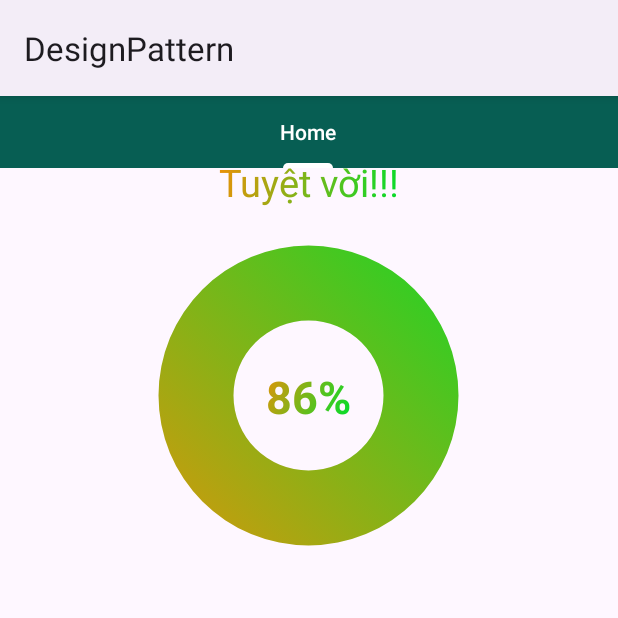
After one commit to hatezero014/DA_DesignPatternApp, an Android app: the fragment HomeFragment placed in its activity, on a phone screen of 412 x 824 dp, the top half of it. The commit adds this screen. Run offline under Robolectric (Android 15) with nearby library versions, the phone set to English and light mode, and no system bars; Roboto replaces fonts that are not available here; 1 statement that could not run was skipped.

Commit message:
Update Home

```diff
--- a/app/build.gradle.kts
+++ b/app/build.gradle.kts
@@ -33,7 +33,7 @@ android {
 }
 
 dependencies {
-
+    var fragment_version = "1.6.1"
     implementation(libs.appcompat)
     implementation(libs.material)
     implementation(libs.activity)
@@ -42,4 +42,5 @@ dependencies {
     androidTestImplementation(libs.ext.junit)
     androidTestImplementation(libs.espresso.core)
     implementation("com.google.android.material:material:1.11.0")
+    implementation("androidx.fragment:fragment:$fragment_version")
 }
--- a/app/src/main/AndroidManifest.xml
+++ b/app/src/main/AndroidManifest.xml
@@ -3,7 +3,6 @@
     xmlns:tools="http://schemas.android.com/tools">
 
     <uses-permission android:name="android.permission.WRITE_EXTERNAL_STORAGE" />
-
 
     <application
         android:allowBackup="true"
@@ -16,15 +15,14 @@
         android:theme="@style/Theme.DesignPattern"
         tools:targetApi="31">
         <activity
+            android:name=".ActivityTest"
+            android:exported="true" />
+        <activity
             android:name=".ChangFontStype"
-
             android:exported="true" />
         <activity
             android:name=".ShowDesignPatternInfoActivity"
             android:exported="true" />
-        <activity
-            android:name=".ShowDesignPatternInfoActivity"
-            android:exported="true"/>
         <activity
             android:name=".ShowCodeActivity"
             android:exported="true" />
@@ -60,8 +58,8 @@
         </activity>
 
         <provider
+            android:name="androidx.core.content.FileProvider"
             android:authorities="com.example.designpattern.Share.fileprovider"
-            android:name="androidx.core.content.FileProvider"
             android:exported="false"
             android:grantUriPermissions="true">
             <meta-data
--- /dev/null
+++ b/app/src/main/java/com/example/designpattern/ActivityTest.java
@@ -0,0 +1,61 @@
+package com.example.designpattern;
+
+import android.os.Bundle;
+import android.widget.FrameLayout;
+
+import androidx.appcompat.app.AppCompatActivity;
+import androidx.core.graphics.Insets;
+import androidx.core.view.ViewCompat;
+import androidx.core.view.WindowInsetsCompat;
+import androidx.fragment.app.Fragment;
+import androidx.fragment.app.FragmentTransaction;
+
+import com.google.android.material.tabs.TabLayout;
+
+public class ActivityTest extends AppCompatActivity {
+
+    FrameLayout frameLayout;
+    TabLayout tabLayout;
+    @Override
+    protected void onCreate(Bundle savedInstanceState) {
+        super.onCreate(savedInstanceState);
+        setContentView(R.layout.activity_test);
+
+        frameLayout = findViewById(R.id.framelayout);
+        tabLayout = findViewById(R.id.tabLayout);
+
+        tabLayout.addOnTabSelectedListener(new TabLayout.OnTabSelectedListener() {
+            @Override
+            public void onTabSelected(TabLayout.Tab tab) {
+                Fragment fragment = null;
+                switch (tab.getPosition()) {
+                    case 0:
+                        fragment = new HomeFragment();
+                        break;
+                }
+                if (fragment != null) {
+                    getSupportFragmentManager().beginTransaction()
+                            .replace(R.id.framelayout, fragment)
+                            .setTransition(FragmentTransaction.TRANSIT_FRAGMENT_OPEN)
+                            .commit();
+                }
+            }
+
+            @Override
+            public void onTabUnselected(TabLayout.Tab tab) {
+
+            }
+
+            @Override
+            public void onTabReselected(TabLayout.Tab tab) {
+
+            }
+        });
+
+        ViewCompat.setOnApplyWindowInsetsListener(findViewById(R.id.main), (v, insets) -> {
+            Insets systemBars = insets.getInsets(WindowInsetsCompat.Type.systemBars());
+            v.setPadding(systemBars.left, systemBars.top, systemBars.right, systemBars.bottom);
+            return insets;
+        });
+    }
+}
--- /dev/null
+++ b/app/src/main/java/com/example/designpattern/HomeFragment.java
@@ -0,0 +1,94 @@
+package com.example.designpattern;
+
+import android.graphics.LinearGradient;
+import android.graphics.Shader;
+import android.os.Bundle;
+
+import androidx.annotation.NonNull;
+import androidx.annotation.Nullable;
+import androidx.fragment.app.Fragment;
+
+import android.view.LayoutInflater;
+import android.view.View;
+import android.view.ViewGroup;
+import android.view.ViewTreeObserver;
+import android.widget.TextView;
+
+/**
+ * A simple {@link Fragment} subclass.
+ * Use the {@link HomeFragment#newInstance} factory method to
+ * create an instance of this fragment.
+ */
+public class HomeFragment extends Fragment {
+
+    // TODO: Rename parameter arguments, choose names that match
+    // the fragment initialization parameters, e.g. ARG_ITEM_NUMBER
+    private static final String ARG_PARAM1 = "param1";
+    private static final String ARG_PARAM2 = "param2";
+
+    // TODO: Rename and change types of parameters
+    private String mParam1;
+    private String mParam2;
+
+    public HomeFragment() {
+        // Required empty public constructor
+    }
+
+    /**
+     * Use this factory method to create a new instance of
+     * this fragment using the provided parameters.
+     *
+     * @param param1 Parameter 1.
+     * @param param2 Parameter 2.
+     * @return A new instance of fragment HomeFragment.
+     */
+    // TODO: Rename and change types and number of parameters
+    public static HomeFragment newInstance(String param1, String param2) {
+        HomeFragment fragment = new HomeFragment();
+        Bundle args = new Bundle();
+        args.putString(ARG_PARAM1, param1);
+        args.putString(ARG_PARAM2, param2);
+        fragment.setArguments(args);
+        return fragment;
+    }
+
+    @Override
+    public void onCreate(Bundle savedInstanceState) {
+        super.onCreate(savedInstanceState);
+        if (getArguments() != null) {
+            mParam1 = getArguments().getString(ARG_PARAM1);
+            mParam2 = getArguments().getString(ARG_PARAM2);
+        }
+    }
+
+    @Override
+    public View onCreateView(LayoutInflater inflater, ViewGroup container,
+                             Bundle savedInstanceState) {
+        // Inflate the layout for this fragment
+        return inflater.inflate(R.layout.fragment_home, container, false);
+    }
+
+    @Override
+    public void onViewCreated(@NonNull View view, @Nullable Bundle savedInstanceState) {
+        super.onViewCreated(view, savedInstanceState);
+
+        final TextView textView1 = view.findViewById(R.id.progress_percent);
+        final TextView textView2 = view.findViewById(R.id.title_id);
+
+        applyGradientToTextView(textView1);
+        applyGradientToTextView(textView2);
+    }
+
+    private void applyGradientToTextView(final TextView textView) {
+        textView.getViewTreeObserver().addOnGlobalLayoutListener(() -> {
+            int width = textView.getWidth();
+            Shader textShader = new LinearGradient(0, 0, width, textView.getTextSize(),
+                    new int[]{
+                            getResources().getColor(R.color.startColor),
+                            getResources().getColor(R.color.endColor),
+                    }, null, Shader.TileMode.CLAMP);
+            textView.getPaint().setShader(textShader);
+            textView.getViewTreeObserver().removeOnGlobalLayoutListener((ViewTreeObserver.OnGlobalLayoutListener) this);
+        });
+    }
+}
--- /dev/null
+++ b/app/src/main/res/drawable/background_gradient.xml
@@ -0,0 +1,11 @@
+<?xml version="1.0" encoding="utf-8"?>
+<selector xmlns:android="http://schemas.android.com/apk/res/android">
+    <item>
+        <shape>
+            <gradient
+                android:startColor="#EC9008"
+                android:endColor="#07DC2A"
+                android:angle="45"/>
+        </shape>
+    </item>
+</selector>
--- /dev/null
+++ b/app/src/main/res/drawable/progress_circle.xml
@@ -0,0 +1,13 @@
+<?xml version="1.0" encoding="utf-8"?>
+<selector xmlns:android="http://schemas.android.com/apk/res/android">
+    <item>
+        <shape android:shape="ring"
+            android:useLevel="false"
+            android:innerRadiusRatio="5"
+            android:thicknessRatio="5">
+            <solid android:color="@color/white"/>
+            <gradient android:angle="45" android:startColor="#EC9008"
+                android:endColor="#07DC2A"/>
+        </shape>
+    </item>
+</selector>
--- /dev/null
+++ b/app/src/main/res/layout/activity_test.xml
@@ -0,0 +1,31 @@
+<?xml version="1.0" encoding="utf-8"?>
+<androidx.constraintlayout.widget.ConstraintLayout xmlns:android="http://schemas.android.com/apk/res/android"
+    xmlns:app="http://schemas.android.com/apk/res-auto"
+    xmlns:tools="http://schemas.android.com/tools"
+    android:id="@+id/main"
+    android:layout_width="match_parent"
+    android:layout_height="match_parent"
+    tools:context=".ActivityTest">
+
+    <com.google.android.material.tabs.TabLayout
+        android:id="@+id/tabLayout"
+        android:layout_width="match_parent"
+        android:layout_height="wrap_content"
+        android:background="#075E53"
+        app:tabIndicatorColor="@color/white"
+        app:tabSelectedTextColor="@color/white"
+        tools:ignore="MissingConstraints">
+
+        <com.google.android.material.tabs.TabItem
+            android:id="@+id/tabHome"
+            android:text="Home"
+            android:layout_width="wrap_content"
+            android:layout_height="wrap_content"/>
+    </com.google.android.material.tabs.TabLayout>
+
+    <FrameLayout
+        android:id="@+id/framelayout"
+        android:layout_width="match_parent"
+        android:layout_height="match_parent"/>
+
+</androidx.constraintlayout.widget.ConstraintLayout>
--- /dev/null
+++ b/app/src/main/res/layout/fragment_home.xml
@@ -0,0 +1,41 @@
+<?xml version="1.0" encoding="utf-8"?>
+<FrameLayout xmlns:android="http://schemas.android.com/apk/res/android"
+    xmlns:tools="http://schemas.android.com/tools"
+    android:layout_width="match_parent"
+    android:layout_height="match_parent"
+    tools:context=".HomeFragment">
+
+    <TextView
+        android:id="@+id/progress_percent"
+        android:layout_gravity="center_horizontal"
+        android:textSize="30sp"
+        android:text="86%"
+        android:textStyle="bold"
+        android:layout_marginTop="180dp"
+        android:layout_width="wrap_content"
+        android:layout_height="wrap_content"/>
+
+
+    <LinearLayout
+        android:layout_width="match_parent"
+        android:layout_height="wrap_content"
+        android:orientation="vertical">
+
+        <TextView
+            android:id="@+id/title_id"
+            android:layout_marginTop="40dp"
+            android:layout_gravity="center_horizontal"
+            android:text="Tuyệt vời!!!"
+            android:textSize="25sp"
+            android:layout_width="wrap_content"
+            android:layout_height="wrap_content"/>
+        <LinearLayout
+            android:orientation="vertical"
+            android:layout_width="250dp"
+            android:layout_height="250dp"
+            android:layout_gravity="center_horizontal"
+
+            android:background="@drawable/progress_circle"/>
+    </LinearLayout>
+
+</FrameLayout>
--- a/app/src/main/res/values/colors.xml
+++ b/app/src/main/res/values/colors.xml
@@ -152,4 +152,6 @@
     <color name="md_theme_surfaceContainer_highContrast">#EAEFE9</color>
     <color name="md_theme_surfaceContainerHigh_highContrast">#E4EAE4</color>
     <color name="md_theme_surfaceContainerHighest_highContrast">#DEE4DE</color>
+    <color name="startColor">#EC9008</color>
+    <color name="endColor">#07DC2A</color>
 </resources>
--- a/app/src/main/res/values/strings.xml
+++ b/app/src/main/res/values/strings.xml
@@ -59,4 +59,6 @@
     <string name="contact_text_hint">Your message</string>
     <string name="contact_max_image">You selected the maximum number of images"</string>
     <string name="contact_allow_image">You can only select up to 1 images</string>
+    <!-- TODO: Remove or change this placeholder text -->
+    <string name="hello_blank_fragment">Hello blank fragment</string>
 </resources>
```
